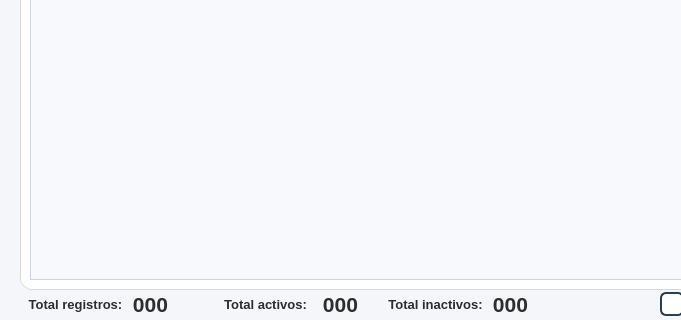
The window that resources/ui/gestion_estudiantes_1024x600.ui (Proyecto-Uptjaa/Proyecto_SIRA) describes before a commit, drawn with Qt 5; both pictures show x 0 to 681 and y 191 to 511 of the 841 by 511 pixel window.
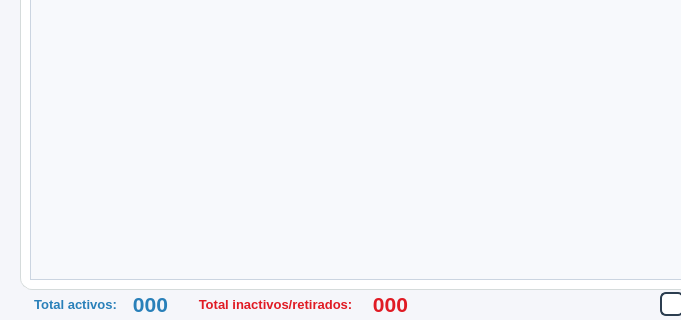
The same window after the commit. Icons and pictures are not drawn.

```diff
--- a/resources/ui/gestion_estudiantes_1024x600.ui
+++ b/resources/ui/gestion_estudiantes_1024x600.ui
@@ -766,7 +766,7 @@
   <widget class="QLabel" name="lblInactivos_estu">
    <property name="geometry">
     <rect>
-     <x>480</x>
+     <x>360</x>
      <y>480</y>
      <width>61</width>
      <height>31</height>
@@ -780,7 +780,8 @@
     </font>
    </property>
    <property name="styleSheet">
-    <string notr="true">background-color: transparent;</string>
+    <string notr="true">background-color: transparent;
+color: rgb(224, 27, 36);</string>
    </property>
    <property name="text">
     <string>000</string>
@@ -795,64 +796,6 @@
   <widget class="QLabel" name="lblActivos_estu">
    <property name="geometry">
     <rect>
-     <x>310</x>
-     <y>480</y>
-     <width>61</width>
-     <height>31</height>
-    </rect>
-   </property>
-   <property name="font">
-    <font>
-     <family>Segoe UI</family>
-     <pointsize>16</pointsize>
-     <bold>true</bold>
-    </font>
-   </property>
-   <property name="styleSheet">
-    <string notr="true">background-color: transparent;</string>
-   </property>
-   <property name="text">
-    <string>000</string>
-   </property>
-   <property name="alignment">
-    <set>Qt::AlignmentFlag::AlignCenter</set>
-   </property>
-   <property name="wordWrap">
-    <bool>true</bool>
-   </property>
-  </widget>
-  <widget class="QLabel" name="lblTarjeta1_Titulo_8">
-   <property name="geometry">
-    <rect>
-     <x>380</x>
-     <y>480</y>
-     <width>111</width>
-     <height>31</height>
-    </rect>
-   </property>
-   <property name="font">
-    <font>
-     <family>Segoe UI</family>
-     <pointsize>10</pointsize>
-     <bold>true</bold>
-    </font>
-   </property>
-   <property name="styleSheet">
-    <string notr="true">background-color: transparent;</string>
-   </property>
-   <property name="text">
-    <string>Total inactivos:</string>
-   </property>
-   <property name="alignment">
-    <set>Qt::AlignmentFlag::AlignCenter</set>
-   </property>
-   <property name="wordWrap">
-    <bool>true</bool>
-   </property>
-  </widget>
-  <widget class="QLabel" name="lblTotalRegistros_estu">
-   <property name="geometry">
-    <rect>
      <x>120</x>
      <y>480</y>
      <width>61</width>
@@ -867,7 +810,8 @@
     </font>
    </property>
    <property name="styleSheet">
-    <string notr="true">background-color: transparent;</string>
+    <string notr="true">background-color: transparent;
+color: #2980b9;</string>
    </property>
    <property name="text">
     <string>000</string>
@@ -879,38 +823,39 @@
     <bool>true</bool>
    </property>
   </widget>
+  <widget class="QLabel" name="lblTarjeta1_Titulo_8">
+   <property name="geometry">
+    <rect>
+     <x>190</x>
+     <y>480</y>
+     <width>171</width>
+     <height>31</height>
+    </rect>
+   </property>
+   <property name="font">
+    <font>
+     <family>Segoe UI</family>
+     <pointsize>10</pointsize>
+     <bold>true</bold>
+    </font>
+   </property>
+   <property name="styleSheet">
+    <string notr="true">background-color: transparent;
+color: rgb(224, 27, 36);</string>
+   </property>
+   <property name="text">
+    <string>Total inactivos/retirados:</string>
+   </property>
+   <property name="alignment">
+    <set>Qt::AlignmentFlag::AlignCenter</set>
+   </property>
+   <property name="wordWrap">
+    <bool>true</bool>
+   </property>
+  </widget>
   <widget class="QLabel" name="lblTarjeta1_Titulo_7">
    <property name="geometry">
     <rect>
-     <x>210</x>
-     <y>480</y>
-     <width>111</width>
-     <height>31</height>
-    </rect>
-   </property>
-   <property name="font">
-    <font>
-     <family>Segoe UI</family>
-     <pointsize>10</pointsize>
-     <bold>true</bold>
-    </font>
-   </property>
-   <property name="styleSheet">
-    <string notr="true">background-color: transparent;</string>
-   </property>
-   <property name="text">
-    <string>Total activos:</string>
-   </property>
-   <property name="alignment">
-    <set>Qt::AlignmentFlag::AlignCenter</set>
-   </property>
-   <property name="wordWrap">
-    <bool>true</bool>
-   </property>
-  </widget>
-  <widget class="QLabel" name="lblTotalRegistros">
-   <property name="geometry">
-    <rect>
      <x>20</x>
      <y>480</y>
      <width>111</width>
@@ -925,10 +870,11 @@
     </font>
    </property>
    <property name="styleSheet">
-    <string notr="true">background-color: transparent;</string>
+    <string notr="true">background-color: transparent;
+color: #2980b9;</string>
    </property>
    <property name="text">
-    <string>Total registros:</string>
+    <string>Total activos:</string>
    </property>
    <property name="alignment">
     <set>Qt::AlignmentFlag::AlignCenter</set>
```
